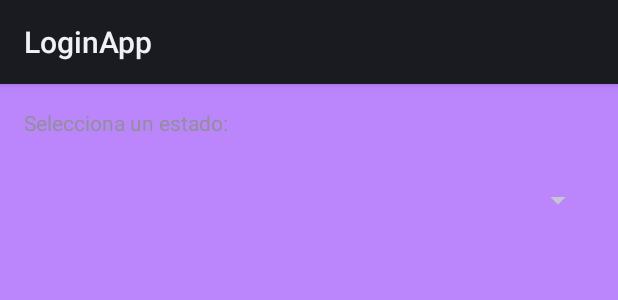
After one commit to Proyecto-Plataforma-de-Trazabilidad/LoginApp, an Android app: the layout activity_spinner_estado.xml on its own in the app's theme, with its tools: preview values and no code run, on a phone screen of 412 x 824 dp. The commit adds this screen. Shown: the top 300 px of the screen. Run offline under Robolectric (Android 15) with nearby library versions, the phone set to English and light mode, and no system bars.

Commit message:
Se inserto un combo estados(no trae estados ahorita pero ya carga datos desde bd)

```diff
--- a/app/build.gradle
+++ b/app/build.gradle
@@ -44,4 +44,5 @@ dependencies {
     androidTestImplementation 'androidx.test.ext:junit:1.1.5'
     androidTestImplementation 'androidx.test.espresso:espresso-core:3.5.1'
     implementation 'com.android.volley:volley:1.2.1'
+    implementation 'com.loopj.android:android-async-http:1.4.9'
 }
--- a/app/src/main/AndroidManifest.xml
+++ b/app/src/main/AndroidManifest.xml
@@ -3,6 +3,9 @@
     xmlns:tools="http://schemas.android.com/tools">
 
     <uses-permission android:name="android.permission.INTERNET" />
+    <uses-permission android:name="android.permission.ACCESS_WIFI_STATE"></uses-permission>
+    <uses-permission android:name="android.permission.ACCESS_NETWORK_STATE"></uses-permission>
+
 
     <application
         android:allowBackup="true"
@@ -14,6 +17,9 @@
         android:theme="@style/Theme.LoginApp"
         android:usesCleartextTraffic="true"
         tools:targetApi="31">
+        <activity
+            android:name=".SpinnerEstado"
+            android:exported="false" />
 
         <meta-data
             android:name="com.google.android.geo.API_KEY"
--- /dev/null
+++ b/app/src/main/res/layout/activity_spinner_estado.xml
@@ -0,0 +1,33 @@
+<?xml version="1.0" encoding="utf-8"?>
+<ScrollView
+    xmlns:android="http://schemas.android.com/apk/res/android"
+    xmlns:app="http://schemas.android.com/apk/res-auto"
+    xmlns:tools="http://schemas.android.com/tools"
+    android:layout_width="match_parent"
+    android:layout_height="match_parent"
+    tools:context=".SpinnerEstado"
+    android:background="@color/purple_200">
+
+    <LinearLayout
+        android:id="@+id/layoutnay"
+        android:layout_width="match_parent"
+        android:layout_height="wrap_content"
+        android:orientation="vertical"
+        android:padding="16dp">
+
+        <TextView
+            android:id="@+id/label1"
+            android:layout_width="match_parent"
+            android:layout_height="wrap_content"
+            android:text="@string/basic"
+            app:layout_constraintTop_toBottomOf="@+id/layoutnay" />
+
+        <Spinner
+            android:id="@+id/cboestado"
+            android:layout_width="match_parent"
+            android:layout_height="84dp"
+            />
+    </LinearLayout>
+
+
+</ScrollView>
--- a/app/src/main/res/values/strings.xml
+++ b/app/src/main/res/values/strings.xml
@@ -8,6 +8,10 @@
     <string name="forgot">¿Olvidaste tu contraseña?</string>
     <string name="btnMap">Mapa CAT</string>
     <string name="btnconm">Consulta CAT</string>
+    <string name="btnconxm">Consulta Municipio CAT</string>
+    <string name="btnconxe">Consulta Estado CAT</string>
+
+    <string name="basic">Selecciona un estado:</string>
 
     <string name="title_activity_menu">Menu</string>
     <string name="navigation_drawer_open">Open navigation drawer</string>
```
Also changed, not shown: app/src/main/java/com/example/loginapp/Index.java (+18 -1 lines), app/src/main/java/com/example/loginapp/SpinnerEstado.java (added, +65 -0 lines), app/src/main/java/com/example/loginapp/estados.java (added, +25 -0 lines), app/src/main/res/drawable/spinner_sla.xml (added, +27 -0 lines), app/src/main/res/layout/activity_index.xml (+18 -0 lines).
